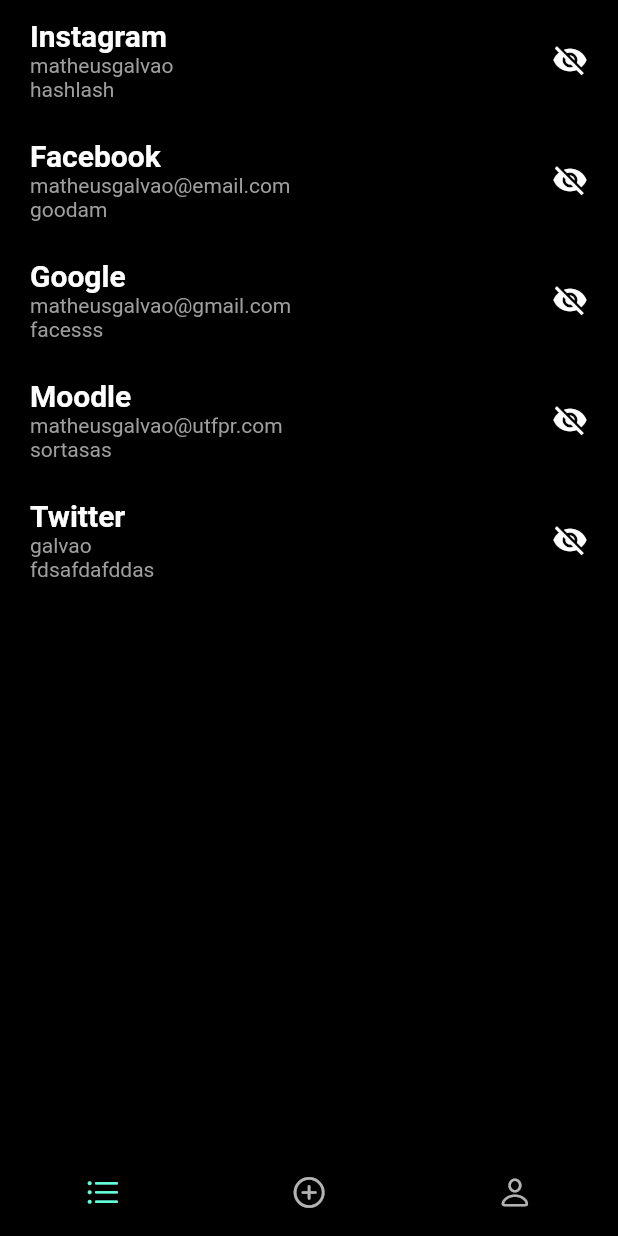
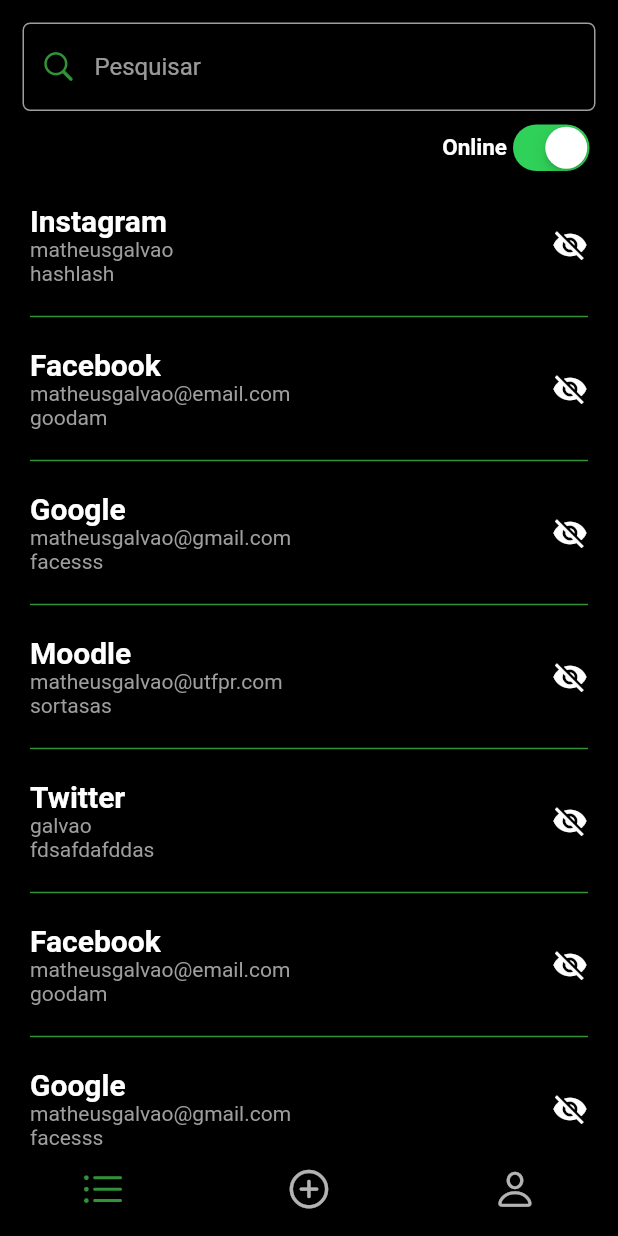
Before and after one commit to matheusgalvao1/app-totalpass, a Flutter app: the screen it shows after launch, on a phone screen of 412 x 824 dp. Run offline on Flutter 3.47's test engine with Material 2 defaults, Android fonts, the light colour scheme and no system bars; our stand-ins replace flutter_svg.

Commit message:
coisas de Interface

```diff
--- a/lib/components/customField.dart
+++ b/lib/components/customField.dart
@@ -1,26 +1,41 @@
+import 'package:flutter/cupertino.dart';
 import 'package:flutter/material.dart';
 
 class CustomField extends StatelessWidget {
   CustomField({
     this.hint = "",
     this.password = false,
+    this.search = false,
   });
 
   String hint;
-  bool password;
+  bool password, search;
 
   @override
   Widget build(BuildContext context) {
     return TextField(
       obscureText: password,
+      cursorColor: const Color(0xFF329239),
       decoration: InputDecoration(
         hintText: hint,
+        prefixIcon: search
+            ? const Icon(
+                CupertinoIcons.search,
+                color: Color(0xFF329239),
+              )
+            : null,
         enabledBorder: OutlineInputBorder(
-          borderSide: const BorderSide(width: 1, color: Colors.grey),
+          borderSide: const BorderSide(
+            width: 1,
+            color: Colors.grey,
+          ),
           borderRadius: BorderRadius.circular(5),
         ),
         focusedBorder: OutlineInputBorder(
-          borderSide: const BorderSide(width: 3, color: Colors.blue),
+          borderSide: const BorderSide(
+            width: 3,
+            color: const Color(0xFF329239),
+          ),
           borderRadius: BorderRadius.circular(5),
         ),
       ),
--- a/lib/repositories/accountRepository.dart
+++ b/lib/repositories/accountRepository.dart
@@ -27,5 +27,45 @@
       login: 'galvao',
       password: 'fdsafdafddas',
     ),
+    Account(
+      name: 'Facebook',
+      login: 'matheusgalvao@email.com',
+      password: 'goodam',
+    ),
+    Account(
+      name: 'Google',
+      login: 'matheusgalvao@gmail.com',
+      password: 'facesss',
+    ),
+    Account(
+      name: 'Moodle',
+      login: 'matheusgalvao@utfpr.com',
+      password: 'sortasas',
+    ),
+    Account(
+      name: 'Twitter',
+      login: 'galvao',
+      password: 'fdsafdafddas',
+    ),
+    Account(
+      name: 'Facebook',
+      login: 'matheusgalvao@email.com',
+      password: 'goodam',
+    ),
+    Account(
+      name: 'Google',
+      login: 'matheusgalvao@gmail.com',
+      password: 'facesss',
+    ),
+    Account(
+      name: 'Moodle',
+      login: 'matheusgalvao@utfpr.com',
+      password: 'sortasas',
+    ),
+    Account(
+      name: 'Twitter',
+      login: 'galvao',
+      password: 'fdsafdafddas',
+    ),
   ];
 }
--- a/lib/views/accounts/main.dart
+++ b/lib/views/accounts/main.dart
@@ -1,5 +1,6 @@
 import 'package:flutter/cupertino.dart';
 import 'package:flutter/material.dart';
+import 'package:totalpass/components/customField.dart';
 
 import '../../repositories/accountRepository.dart';
 
@@ -12,11 +13,60 @@
   Widget build(BuildContext context) {
     final accounts = AccountRepository.accounts;
 
-    return ListView.builder(
-      itemBuilder: (BuildContext context, int accountIndex) {
-        return AccountCard(account: accounts[accountIndex]);
-      },
-      itemCount: accounts.length,
+    return Column(
+      children: [
+        Padding(
+          padding: const EdgeInsets.only(
+            top: 15,
+            bottom: 5,
+            left: 15,
+            right: 15,
+          ),
+          child: Column(
+            children: [
+              CustomField(
+                hint: 'Pesquisar',
+                search: true,
+              ),
+              const SizedBox(height: 5),
+              Row(
+                mainAxisAlignment: MainAxisAlignment.end,
+                children: [
+                  const Text(
+                    'Online',
+                    style: TextStyle(
+                      fontSize: 15,
+                      fontWeight: FontWeight.w600,
+                    ),
+                  ),
+                  CupertinoSwitch(
+                    value: true,
+                    onChanged: (value) {},
+                  ),
+                ],
+              ),
+            ],
+          ),
+        ),
+        Expanded(
+          child: ListView.separated(
+            physics: const BouncingScrollPhysics(),
+            itemBuilder: (BuildContext context, int accountIndex) {
+              return AccountCard(account: accounts[accountIndex]);
+            },
+            separatorBuilder: (BuildContext context, int index) {
+              return const Padding(
+                padding: EdgeInsets.symmetric(horizontal: 20),
+                child: Divider(
+                  thickness: 1,
+                  color: Color(0xFF329239),
+                ),
+              );
+            },
+            itemCount: accounts.length,
+          ),
+        ),
+      ],
     );
   }
 }
--- a/lib/views/home/navBar.dart
+++ b/lib/views/home/navBar.dart
@@ -11,10 +11,12 @@
       showSelectedLabels: false,
       showUnselectedLabels: false,
       backgroundColor: Colors.transparent,
+      iconSize: 30,
       items: const [
         BottomNavigationBarItem(
           icon: Icon(
             CupertinoIcons.list_bullet,
+            color: Color(0xFF329239),
           ),
           label: '',
         ),
```
Also changed, not shown: lib/components/customButton.dart (+12 -3 lines), lib/views/add/main.dart (+27 -6 lines).
